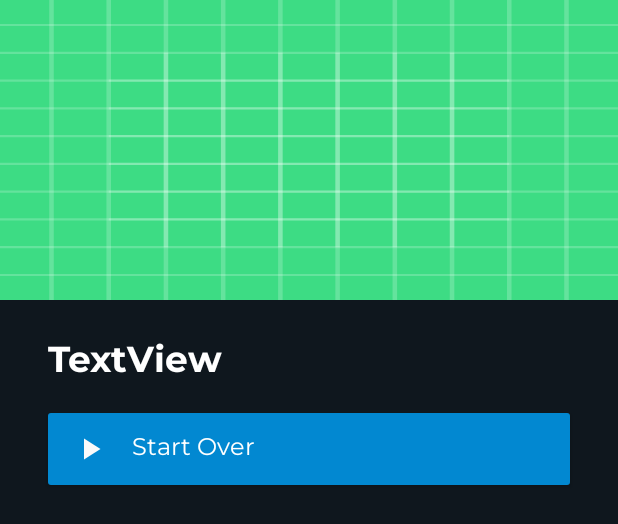
After one commit to maheshpd/PrimeVideoClone, an Android app: the layout activity_movie_details.xml on its own in the app's theme, with its tools: preview values and no code run, on a phone screen of 412 x 824 dp. The commit adds this screen. Shown: the top 524 px of the screen. Run offline under Robolectric (Android 15) with nearby library versions, the phone set to English and light mode, and no system bars.

Commit message:
OnClick Listener and Movie Details Activity

```diff
--- a/app/src/main/AndroidManifest.xml
+++ b/app/src/main/AndroidManifest.xml
@@ -3,6 +3,7 @@
     package="com.createsapp.primevideoclone">
 
     <uses-permission android:name="android.permission.INTERNET" />
+
     <application
         android:allowBackup="true"
         android:icon="@mipmap/ic_launcher"
@@ -11,6 +12,7 @@
         android:roundIcon="@mipmap/ic_launcher_round"
         android:supportsRtl="true"
         android:theme="@style/AppTheme">
+        <activity android:name=".MovieDetails"></activity>
         <activity android:name=".MainActivity">
             <intent-filter>
                 <action android:name="android.intent.action.MAIN" />
@@ -18,6 +20,7 @@
                 <category android:name="android.intent.category.LAUNCHER" />
             </intent-filter>
         </activity>
+
         <meta-data
             android:name="preloaded_fonts"
             android:resource="@array/preloaded_fonts" />
--- a/app/src/main/java/com/createsapp/primevideoclone/adapter/MainRecyclerAdapter.java
+++ b/app/src/main/java/com/createsapp/primevideoclone/adapter/MainRecyclerAdapter.java
@@ -37,6 +37,7 @@ public class MainRecyclerAdapter extends RecyclerView.Adapter<MainRecyclerAdapte
     public void onBindViewHolder(@NonNull MainViewHolder holder, int position) {
         holder.categoryName.setText(allCategoryList.get(position).getCategoryTitle());
         setItemRecycler(holder.itemRecycler, allCategoryList.get(position).getCategoryItemList());
+
     }
 
     @Override
--- /dev/null
+++ b/app/src/main/res/drawable/ic_baseline_play_arrow_24.xml
@@ -0,0 +1,10 @@
+<vector xmlns:android="http://schemas.android.com/apk/res/android"
+    android:width="24dp"
+    android:height="24dp"
+    android:tint="#FAFAFA"
+    android:viewportWidth="24"
+    android:viewportHeight="24">
+    <path
+        android:fillColor="@android:color/white"
+        android:pathData="M8,5v14l11,-7z" />
+</vector>
--- /dev/null
+++ b/app/src/main/res/drawable/play_btn_bg.xml
@@ -0,0 +1,9 @@
+<?xml version="1.0" encoding="utf-8"?>
+<shape xmlns:android="http://schemas.android.com/apk/res/android">
+
+    <corners android:radius="2dp" />
+    <gradient
+        android:endColor="#0288D1"
+        android:startColor="#0288D1" />
+
+</shape>
--- /dev/null
+++ b/app/src/main/res/font/montserrat.xml
@@ -0,0 +1,6 @@
+<?xml version="1.0" encoding="utf-8"?>
+<font-family xmlns:app="http://schemas.android.com/apk/res-auto"
+    app:fontProviderAuthority="com.google.android.gms.fonts"
+    app:fontProviderCerts="@array/com_google_android_gms_fonts_certs"
+    app:fontProviderPackage="com.google.android.gms"
+    app:fontProviderQuery="Montserrat"></font-family>
--- /dev/null
+++ b/app/src/main/res/layout/activity_movie_details.xml
@@ -0,0 +1,55 @@
+<?xml version="1.0" encoding="utf-8"?>
+<androidx.constraintlayout.widget.ConstraintLayout xmlns:android="http://schemas.android.com/apk/res/android"
+    xmlns:app="http://schemas.android.com/apk/res-auto"
+    xmlns:tools="http://schemas.android.com/tools"
+    android:layout_width="match_parent"
+    android:layout_height="match_parent"
+    android:background="#0F171E"
+    tools:context=".MovieDetails">
+
+    <ImageView
+        android:id="@+id/movie_image"
+        android:layout_width="0dp"
+        android:layout_height="200dp"
+        android:scaleType="fitXY"
+        app:layout_constraintEnd_toEndOf="parent"
+        app:layout_constraintStart_toStartOf="parent"
+        app:layout_constraintTop_toTopOf="parent"
+        app:srcCompat="@drawable/ic_launcher_background" />
+
+    <TextView
+        android:id="@+id/movie_name"
+        android:layout_width="wrap_content"
+        android:layout_height="wrap_content"
+        android:layout_marginStart="32dp"
+        android:layout_marginTop="24dp"
+        android:fontFamily="@font/montserrat_bold"
+        android:text="TextView"
+        android:textColor="#FFFFFF"
+        android:textSize="24sp"
+        app:layout_constraintStart_toStartOf="parent"
+        app:layout_constraintTop_toBottomOf="@+id/movie_image" />
+
+    <Button
+        android:id="@+id/play_button"
+        android:layout_width="0dp"
+        android:layout_height="wrap_content"
+        android:layout_marginStart="32dp"
+        android:layout_marginTop="16dp"
+        android:layout_marginEnd="32dp"
+        android:background="@drawable/play_btn_bg"
+        android:drawableLeft="@drawable/ic_baseline_play_arrow_24"
+        android:drawablePadding="16dp"
+        android:fontFamily="@font/montserrat"
+        android:paddingStart="16dp"
+        android:paddingLeft="16dp"
+        android:text="Start Over"
+        android:textAlignment="viewStart"
+        android:textAllCaps="false"
+        android:textColor="#FFFFFF"
+        android:textSize="16sp"
+        app:layout_constraintEnd_toEndOf="parent"
+        app:layout_constraintHorizontal_bias="0.0"
+        app:layout_constraintStart_toStartOf="parent"
+        app:layout_constraintTop_toBottomOf="@+id/movie_name" />
+</androidx.constraintlayout.widget.ConstraintLayout>
--- a/app/src/main/res/values/preloaded_fonts.xml
+++ b/app/src/main/res/values/preloaded_fonts.xml
@@ -1,6 +1,7 @@
 <?xml version="1.0" encoding="utf-8"?>
 <resources>
     <array name="preloaded_fonts" translatable="false">
+        <item>@font/montserrat</item>
         <item>@font/montserrat_bold</item>
     </array>
 </resources>
```
Also changed, not shown: app/src/main/java/com/createsapp/primevideoclone/MovieDetails.java (added, +39 -0 lines), app/src/main/java/com/createsapp/primevideoclone/adapter/BannerMoviesPagerAdapter.java (+14 -0 lines), app/src/main/java/com/createsapp/primevideoclone/adapter/ItemRecyclerAdapter.java (+14 -0 lines).
